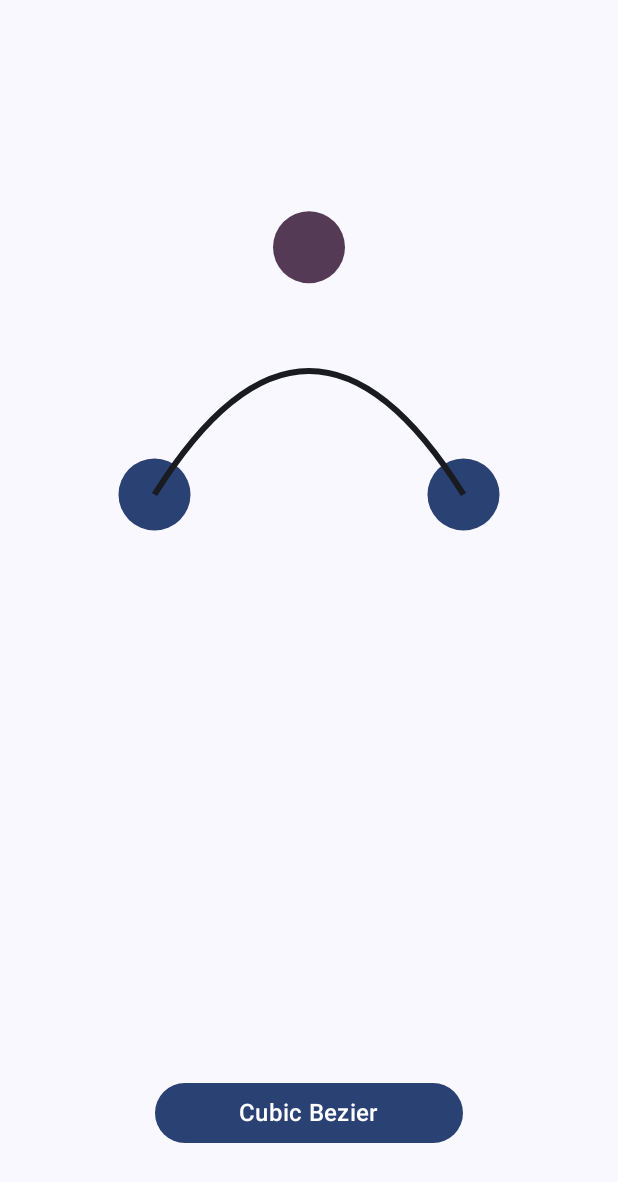
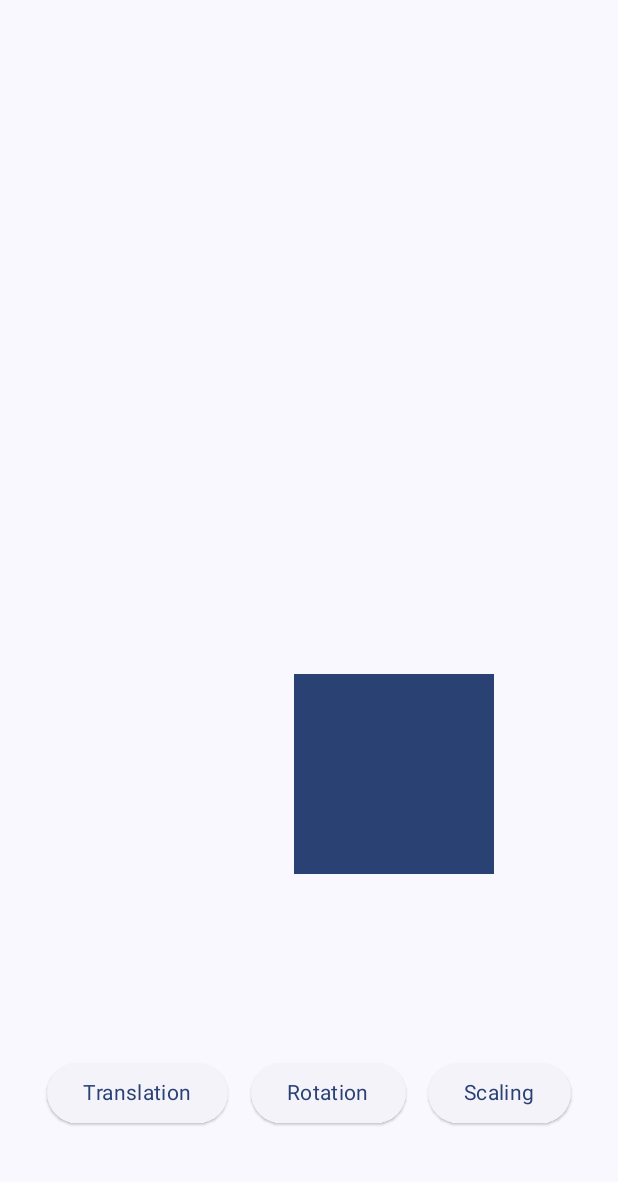
Before and after one commit to Vaibhav2002/Canvas-JetpackCompose, an Android app built with Jetpack Compose: the screen it shows after launch (MainActivity), on a phone screen of 412 x 824 dp. Shown: the top 1182 px of the screen. Run offline under Robolectric (Android 15) with nearby library versions, the phone set to English and light mode, and no system bars.

Commit message:
Transformation Screen Designed to show all path transformations

```diff
--- a/app/src/main/java/dev/vaibhav/canvasCompose/MainActivity.kt
+++ b/app/src/main/java/dev/vaibhav/canvasCompose/MainActivity.kt
@@ -6,12 +6,14 @@ import androidx.activity.compose.setContent
 import androidx.compose.foundation.layout.Box
 import androidx.compose.foundation.layout.fillMaxSize
 import androidx.compose.foundation.layout.fillMaxWidth
+import androidx.compose.foundation.layout.padding
 import androidx.compose.material3.Surface
 import androidx.compose.runtime.*
 import androidx.compose.ui.Alignment
 import androidx.compose.ui.Modifier
 import androidx.compose.ui.unit.dp
 import dev.vaibhav.canvasCompose.ui.screens.androidLogo.AndroidLogoScreen
+import dev.vaibhav.canvasCompose.ui.screens.arrowScreen.ArrowScreen
 import dev.vaibhav.canvasCompose.ui.screens.ballClicker.BallClickerScreen
 import dev.vaibhav.canvasCompose.ui.screens.circularProgress.CircularProgressBar
 import dev.vaibhav.canvasCompose.ui.screens.circularProgress.CircularProgressScreen
@@ -19,6 +21,7 @@ import dev.vaibhav.canvasCompose.ui.screens.clock.Clock
 import dev.vaibhav.canvasCompose.ui.screens.clock.ClockScreen
 import dev.vaibhav.canvasCompose.ui.screens.path.PathScreen
 import dev.vaibhav.canvasCompose.ui.screens.shapes.ShapesScreen
+import dev.vaibhav.canvasCompose.ui.screens.transformations.TransformationsScreen
 import dev.vaibhav.canvasCompose.ui.theme.CanvasComposeTheme
 import kotlinx.coroutines.delay
 
@@ -28,7 +31,7 @@ class MainActivity : ComponentActivity() {
         setContent {
             CanvasComposeTheme {
                 Surface(modifier = Modifier.fillMaxSize()) {
-                    PathScreen(modifier = Modifier.fillMaxSize())
+                    TransformationsScreen(modifier = Modifier.fillMaxSize().padding(16.dp))
                 }
             }
         }
--- /dev/null
+++ b/app/src/main/java/dev/vaibhav/canvasCompose/ui/screens/transformations/TransformationsScreen.kt
@@ -0,0 +1,91 @@
+package dev.vaibhav.canvasCompose.ui.screens.transformations
+
+import androidx.compose.animation.AnimatedContent
+import androidx.compose.animation.ExperimentalAnimationApi
+import androidx.compose.foundation.layout.*
+import androidx.compose.material3.ElevatedButton
+import androidx.compose.material3.MaterialTheme
+import androidx.compose.material3.Text
+import androidx.compose.runtime.*
+import androidx.compose.ui.Alignment
+import androidx.compose.ui.Modifier
+import androidx.compose.ui.tooling.preview.Preview
+
+private sealed interface TransformationType {
+    object Translate : TransformationType
+    object Rotation : TransformationType
+    object Scale : TransformationType
+}
+
+@Composable
+fun TransformationsScreen(
+    modifier: Modifier = Modifier
+) {
+    var transformationType by remember {
+        mutableStateOf(TransformationType.Translate as TransformationType)
+    }
+    val duration = 3_000
+    Column(modifier = modifier) {
+        CanvasContent(
+            duration,
+            type = transformationType,
+            modifier = Modifier
+                .fillMaxWidth()
+                .weight(1f)
+        )
+
+        Row(
+            modifier = Modifier
+                .fillMaxWidth()
+                .fillMaxHeight(0.2f),
+            horizontalArrangement = Arrangement.SpaceEvenly,
+            verticalAlignment = Alignment.CenterVertically
+        ) {
+            TransitionButton(text = "Translation") {
+                transformationType = TransformationType.Translate
+            }
+            TransitionButton(text = "Rotation") {
+                transformationType = TransformationType.Rotation
+            }
+            TransitionButton(text = "Scaling") {
+                transformationType = TransformationType.Scale
+            }
+        }
+    }
+}
+
+@Composable
+fun TransitionButton(
+    text: String,
+    modifier: Modifier = Modifier,
+    onClick: () -> Unit
+) {
+    ElevatedButton(onClick = onClick, modifier = modifier) {
+        Text(
+            text = text,
+            style = MaterialTheme.typography.bodyMedium
+        )
+    }
+}
+
+@OptIn(ExperimentalAnimationApi::class)
+@Composable
+private fun CanvasContent(duration:Int, type: TransformationType, modifier: Modifier) {
+    AnimatedContent(
+        targetState = type,
+        modifier = modifier
+    ) {
+        when (it) {
+            TransformationType.Scale -> ScalingCanvas(duration, Modifier.fillMaxSize())
+            TransformationType.Rotation -> RotationCanvas(duration, Modifier.fillMaxSize())
+            TransformationType.Translate -> TranslateCanvas(duration, Modifier.fillMaxSize())
+        }
+
+    }
+}
+
+@Preview(showBackground = true)
+@Composable
+fun TransformationScreenPrev() {
+    TransformationsScreen()
+}
```
